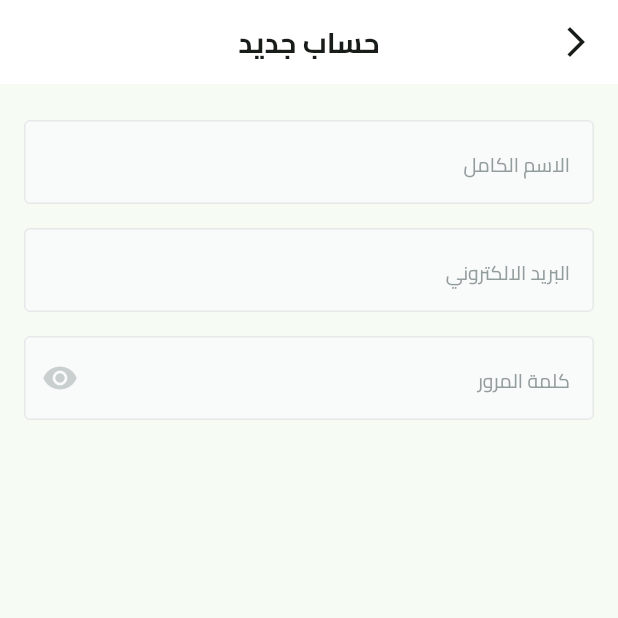
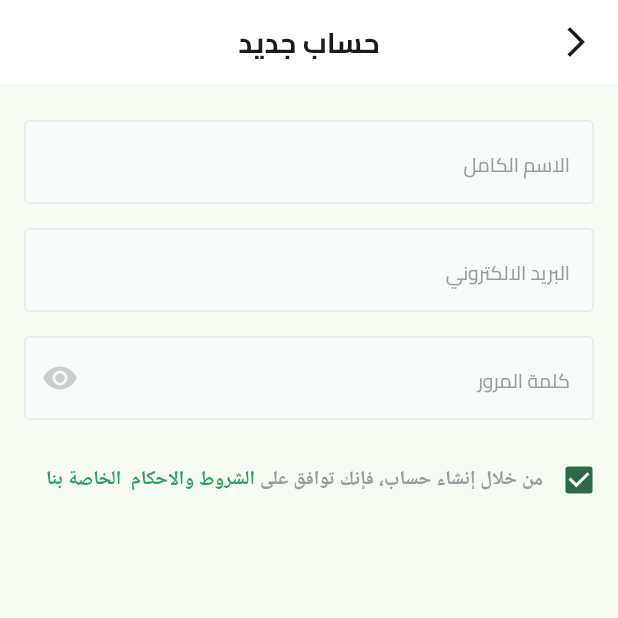
Before and after one commit to Shehab-Emad20/E-Commerce-App, a Flutter app: the SingnupView screen opened by its route, on a phone screen of 412 x 824 dp, the top half of it. Run offline on Flutter 3.47's test engine with Material 3 defaults, Android fonts, the phone set to English and light mode, and no system bars; our stand-ins replace dots_indicator, flutter_svg, shared_preferences; accounts and stored records are empty.

Commit message:
Signup ui part 3

```diff
--- a/lib/features/auth/presentation/view/widgets/singup_view_body.dart
+++ b/lib/features/auth/presentation/view/widgets/singup_view_body.dart
@@ -1,6 +1,7 @@
 import 'package:flutter/material.dart';
 import 'package:flutter_application_1/constants.dart';
 import 'package:flutter_application_1/core/utils/widgets/custom_text_field.dart';
+import 'package:flutter_application_1/features/auth/presentation/view/widgets/terms_and_conditions.dart';
 
 class SingnupViewBody extends StatelessWidget {
   const SingnupViewBody({super.key});
@@ -24,6 +25,8 @@ class SingnupViewBody extends StatelessWidget {
             textInputType: TextInputType.visiblePassword,
             suffixIcon: Icon(Icons.remove_red_eye, color: Color(0xffC9CECF)),
           ),
+          SizedBox(height: 16),
+          TermsAndConditions()
         ]),
       ),
     );
--- /dev/null
+++ b/lib/features/auth/presentation/view/widgets/terms_and_conditions.dart
@@ -0,0 +1,49 @@
+import 'package:flutter/material.dart';
+import 'package:flutter_application_1/constants.dart';
+import 'package:flutter_application_1/core/utils/app_colors.dart';
+import 'package:flutter_application_1/core/utils/app_text_styles.dart';
+
+class TermsAndConditions extends StatelessWidget {
+  const TermsAndConditions({super.key});
+
+  @override
+  Widget build(BuildContext context) {
+    return Transform.translate(
+      offset: const Offset(14, 0),
+      child: Row(
+        children: [
+          Checkbox(
+            value: true,
+            onChanged: (value) {},
+          ),
+          SizedBox(
+            width: MediaQuery.sizeOf(context).width -
+                (khorizinatalpadding * 2) -
+                48,
+            child: Text.rich(TextSpan(children: [
+              TextSpan(
+                text: 'من خلال إنشاء حساب، فإنك توافق على',
+                style: TextStyles.semiBold13.copyWith(color: Color(0xFF949D9E)),
+              ),
+              TextSpan(
+                text: ' الشروط والاحكام',
+                style: TextStyles.semiBold13
+                    .copyWith(color: AppColors.lightprimaryColor),
+              ),
+              TextSpan(
+                  text: '  الخاصة',
+                  style: TextStyles.semiBold13.copyWith(
+                    color: AppColors.lightprimaryColor,
+                  )),
+              TextSpan(
+                text: ' بنا ',
+                style: TextStyles.semiBold13
+                    .copyWith(color: AppColors.lightprimaryColor),
+              ),
+            ])),
+          )
+        ],
+      ),
+    );
+  }
+}
```
